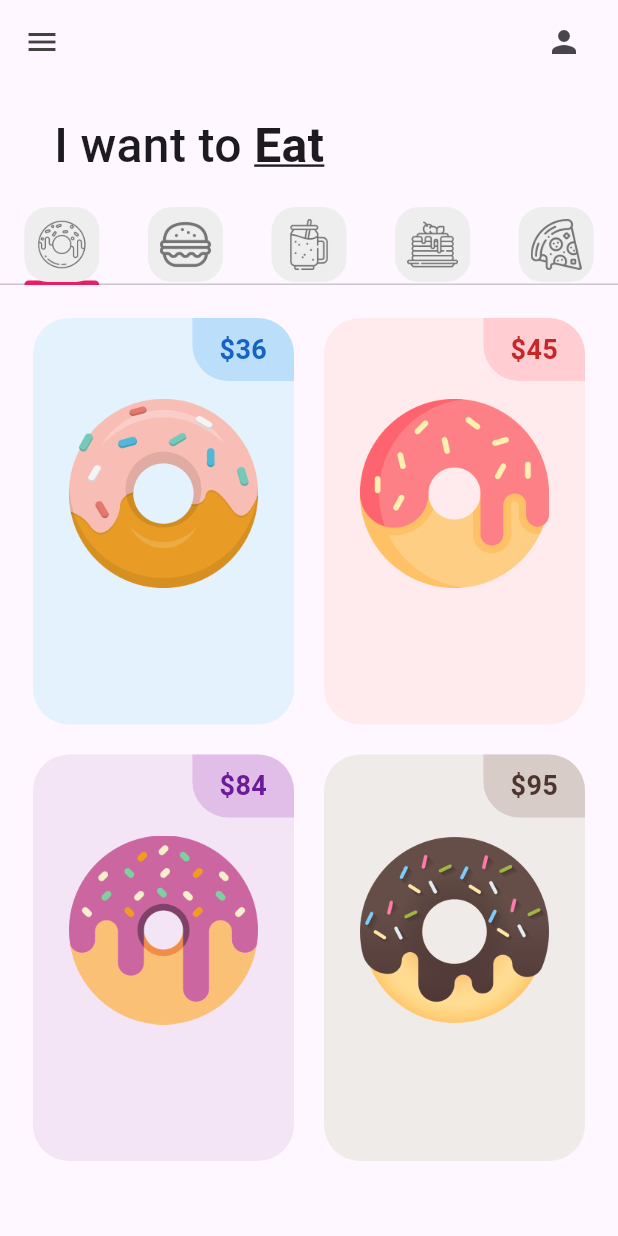
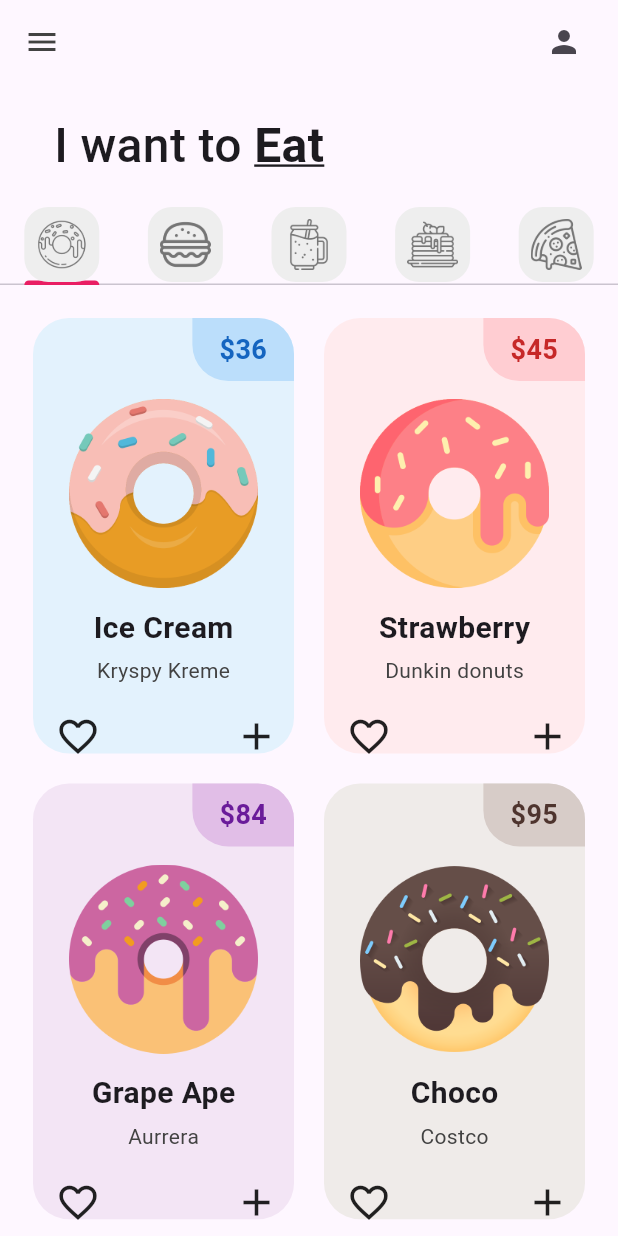
Before and after one commit to JJJEEEz/donut_app_2c_perez, a Flutter app: the screen it shows after launch, on a phone screen of 412 x 824 dp. Run offline on Flutter 3.47's test engine with Material 3 defaults, Android fonts, the light colour scheme and no system bars.

Commit message:
DonutTile Finished

```diff
--- a/lib/tabs/donut_tab.dart
+++ b/lib/tabs/donut_tab.dart
@@ -4,11 +4,23 @@
 class DonutTab extends StatelessWidget {
   //Lista de donas
   final List donutsOnSale = [
-    // [ donutFlavor, donutPrice, donutColor, imageName ]
-    ["Ice Cream", "36", Colors.blue, "lib/images/icecream_donut.png"],
-    ["Strawberry", "45", Colors.red, "lib/images/strawberry_donut.png"],
-    ["Grape Ape", "84", Colors.purple, "lib/images/grape_donut.png"],
-    ["Choco", "95", Colors.brown, "lib/images/chocolate_donut.png"],
+    // [ donutFlavor, donutStore donutPrice, donutColor, imageName ]
+    [
+      "Ice Cream",
+      "Kryspy Kreme",
+      "36",
+      Colors.blue,
+      "lib/images/icecream_donut.png"
+    ],
+    [
+      "Strawberry",
+      "Dunkin donuts",
+      "45",
+      Colors.red,
+      "lib/images/strawberry_donut.png"
+    ],
+    ["Grape Ape", "Aurrera", "84", Colors.purple, "lib/images/grape_donut.png"],
+    ["Choco", "Costco", "95", Colors.brown, "lib/images/chocolate_donut.png"],
   ];
   DonutTab({super.key});
 
@@ -25,15 +37,16 @@
             SliverGridDelegateWithFixedCrossAxisCount(
           crossAxisCount: 2,
           //Relacion de aspecto (proporcion)
-          childAspectRatio: 1 / 1.5,
+          childAspectRatio: 1 / 1.6,
         ),
         itemBuilder: (context, index) {
           //cada elemento individual
           return DonutTile(
             donutFlavor: donutsOnSale[index][0],
-            donutPrice: donutsOnSale[index][1],
-            donutColor: donutsOnSale[index][2],
-            imageName: donutsOnSale[index][3],
+            donutStore: donutsOnSale[index][1],
+            donutPrice: donutsOnSale[index][2],
+            donutColor: donutsOnSale[index][3],
+            imageName: donutsOnSale[index][4],
           );
         });
   }
--- a/lib/utils/donut_tile.dart
+++ b/lib/utils/donut_tile.dart
@@ -3,6 +3,7 @@
 class DonutTile extends StatelessWidget {
   final String donutFlavor;
   final String donutPrice;
+  final String donutStore;
   // Es dynamic porque será de tipo COLOR
   final dynamic donutColor;
   final String imageName;
@@ -12,7 +13,8 @@
       required this.donutColor,
       required this.donutFlavor,
       required this.donutPrice,
-      required this.imageName});
+      required this.imageName,
+      required this.donutStore});
 
   @override
   Widget build(BuildContext context) {
@@ -54,8 +56,44 @@
             ),
 
             //Donut Flavor Text
+            Text(
+              donutFlavor,
+              style: const TextStyle(
+                fontWeight: FontWeight.bold,
+                fontSize: 20,
+              ),
+            ),
+            //Espacio entre textos
+            const SizedBox(
+              height: 4,
+            ),
 
+            //Donut Store Text
+            Text(donutStore, style: TextStyle(color: Colors.grey[800])),
+
+            const SizedBox(
+              height: 4,
+            ),
             //Buttons
+            Row(
+              mainAxisAlignment: MainAxisAlignment.spaceBetween,
+              children: [
+                Padding(
+                  padding: const EdgeInsets.all(15.0),
+                  child: Icon(
+                    Icons.favorite_border,
+                    size: 30,
+                  ),
+                ),
+                Padding(
+                  padding: const EdgeInsets.all(10.0),
+                  child: Icon(
+                    Icons.add,
+                    size: 30,
+                  ),
+                )
+              ],
+            )
           ],
         ),
       ),
```
